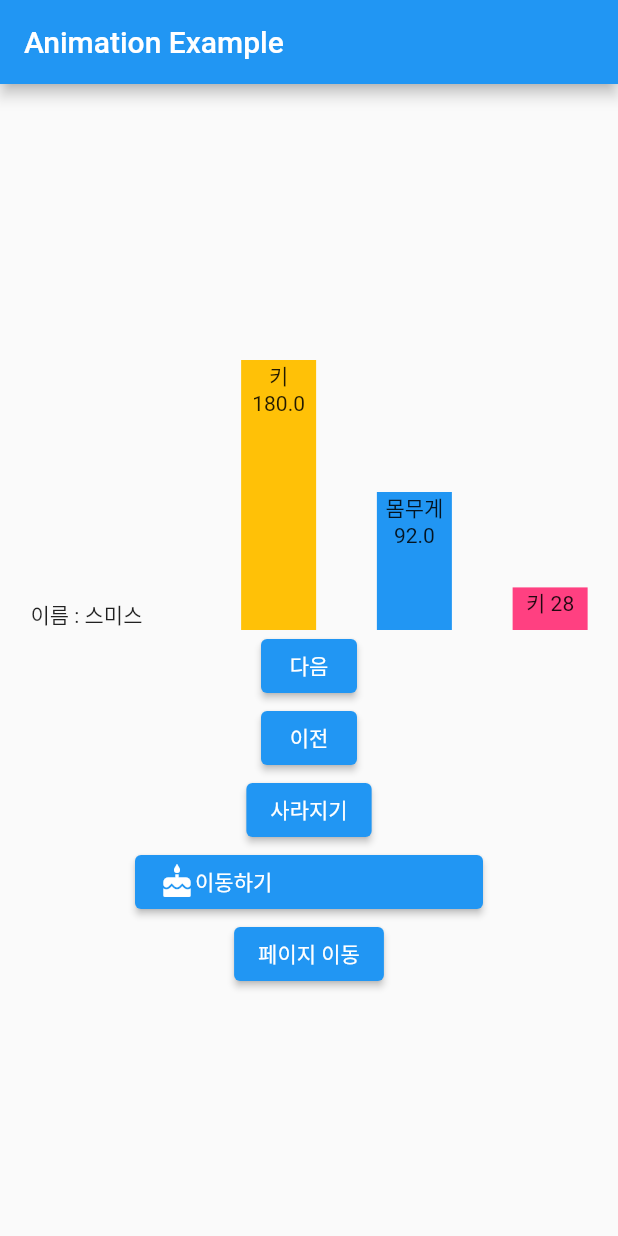
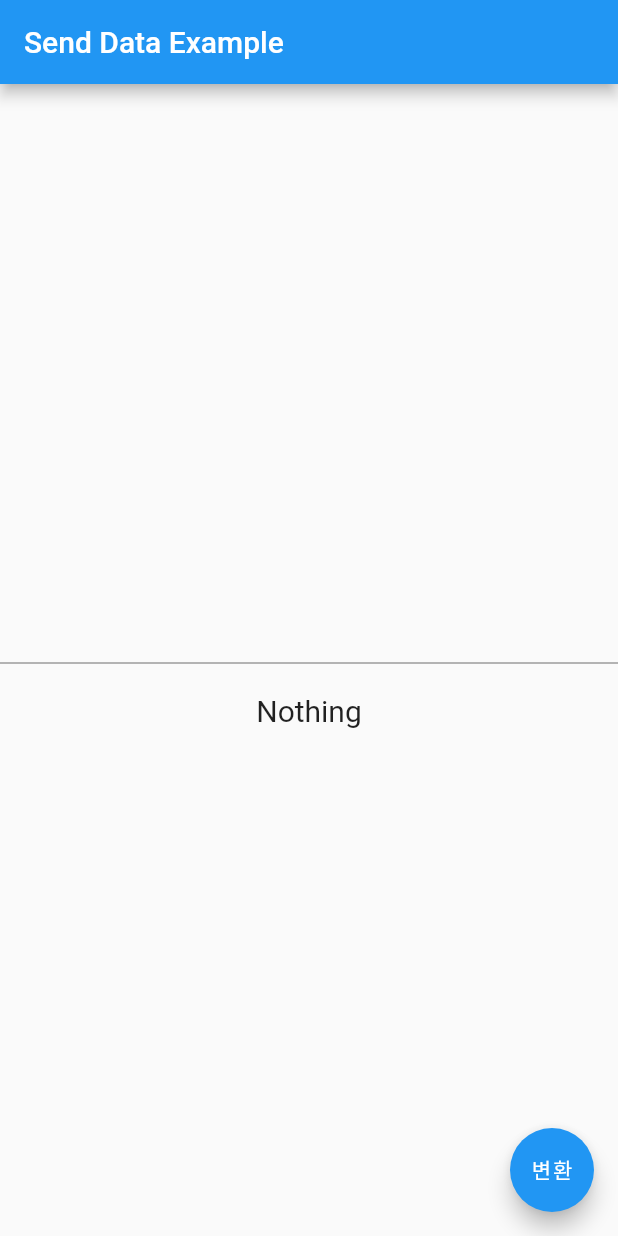
Before and after one commit to pplm1042/flutter_example, a Flutter app: the screen it shows after launch, on a phone screen of 412 x 824 dp. Run offline on Flutter 3.47's test engine with Material 2 defaults, Android fonts, the phone set to English and light mode, and no system bars; our stand-ins replace dio.

Commit message:
[Update] 12장 추가

```diff
--- a/lib/animation_11_01.dart
+++ b/lib/animation_11_01.dart
@@ -1,271 +1,271 @@
-// ignore_for_file: public_member_api_docs, sort_constructors_first
-import 'dart:math';
+// // ignore_for_file: public_member_api_docs, sort_constructors_first
+// import 'dart:math';
 
-import 'package:flutter/material.dart';
-import 'package:flutter_example/sliver_11_03.dart';
+// import 'package:flutter/material.dart';
+// import 'package:flutter_example/sliver_11_03.dart';
 
-class MyApp extends StatelessWidget {
-  const MyApp({super.key});
+// class MyApp extends StatelessWidget {
+//   const MyApp({super.key});
 
-  @override
-  Widget build(BuildContext context) {
-    return MaterialApp(
-      title: 'Flutter Demo',
-      theme: ThemeData(
-        primarySwatch: Colors.blue,
-      ),
-      home: AnimationApp(),
-    );
-  }
-}
+//   @override
+//   Widget build(BuildContext context) {
+//     return MaterialApp(
+//       title: 'Flutter Demo',
+//       theme: ThemeData(
+//         primarySwatch: Colors.blue,
+//       ),
+//       home: AnimationApp(),
+//     );
+//   }
+// }
 
-class AnimationApp extends StatefulWidget {
-  const AnimationApp({super.key});
+// class AnimationApp extends StatefulWidget {
+//   const AnimationApp({super.key});
 
-  @override
-  State<AnimationApp> createState() => _AnimationAppState();
-}
+//   @override
+//   State<AnimationApp> createState() => _AnimationAppState();
+// }
 
-class _AnimationAppState extends State<AnimationApp> {
-  List<People> peoples = [];
-  Color weightColor = Colors.blue;
-  int current = 0;
-  double _opacity = 1;
+// class _AnimationAppState extends State<AnimationApp> {
+//   List<People> peoples = [];
+//   Color weightColor = Colors.blue;
+//   int current = 0;
+//   double _opacity = 1;
 
-  @override
-  void initState() {
-    // TODO: implement initState
-    peoples.add(People('스미스', 180, 92));
-    peoples.add(People('메리', 162, 55));
-    peoples.add(People('존', 177, 92));
-    peoples.add(People('바트', 130, 40));
-    peoples.add(People('콘', 194, 140));
-    peoples.add(People('디디', 100, 80));
-    super.initState();
-  }
+//   @override
+//   void initState() {
+//     // TODO: implement initState
+//     peoples.add(People('스미스', 180, 92));
+//     peoples.add(People('메리', 162, 55));
+//     peoples.add(People('존', 177, 92));
+//     peoples.add(People('바트', 130, 40));
+//     peoples.add(People('콘', 194, 140));
+//     peoples.add(People('디디', 100, 80));
+//     super.initState();
+//   }
 
-  @override
-  Widget build(BuildContext context) {
-    return Scaffold(
-      appBar: AppBar(title: Text('Animation Example')),
-      body: Container(
-        child: Center(
-          child: Column(
-            mainAxisAlignment: MainAxisAlignment.center,
-            children: [
-              AnimatedOpacity(
-                opacity: _opacity,
-                duration: const Duration(seconds: 2),
-                child: SizedBox(
-                  height: 200,
-                  child: Row(
-                    mainAxisAlignment: MainAxisAlignment.spaceAround,
-                    crossAxisAlignment: CrossAxisAlignment.end,
-                    children: [
-                      SizedBox(
-                        width: 100,
-                        child: Text('이름 : ${peoples[current].name}'),
-                      ),
-                      AnimatedContainer(
-                        duration: const Duration(seconds: 2),
-                        curve: Curves.bounceIn,
-                        color: Colors.amber,
-                        width: 50,
-                        height: peoples[current].height,
-                        child: Text(
-                          '키 ${peoples[current].height}',
-                          textAlign: TextAlign.center,
-                        ),
-                      ),
-                      AnimatedContainer(
-                        duration: const Duration(seconds: 2),
-                        curve: Curves.easeInCubic,
-                        color: weightColor,
-                        width: 50,
-                        height: peoples[current].weight,
-                        child: Text(
-                          '몸무게 ${peoples[current].weight}',
-                          textAlign: TextAlign.center,
-                        ),
-                      ),
-                      AnimatedContainer(
-                        duration: const Duration(seconds: 2),
-                        curve: Curves.linear,
-                        color: Colors.pinkAccent,
-                        width: 50,
-                        height: peoples[current].bmi,
-                        child: Text(
-                          '키 ${peoples[current].bmi.toString().substring(0, 2)}',
-                          textAlign: TextAlign.center,
-                        ),
-                      ),
-                    ],
-                  ),
-                ),
-              ),
-              ElevatedButton(
-                  onPressed: () {
-                    setState(() {
-                      if (current < peoples.length - 1) {
-                        current++;
-                      }
-                      _changeWeightColor(peoples[current].weight);
-                    });
-                  },
-                  child: const Text('다음')),
-              ElevatedButton(
-                  onPressed: () {
-                    setState(() {
-                      if (current > 0) {
-                        current--;
-                      }
-                      _changeWeightColor(peoples[current].weight);
-                    });
-                  },
-                  child: const Text('이전')),
-              ElevatedButton(
-                  onPressed: () {
-                    setState(() {
-                      _opacity == 1 ? _opacity = 0 : _opacity = 1;
-                    });
-                  },
-                  child: const Text('사라지기')),
-              ElevatedButton(
-                onPressed: () {
-                  Navigator.of(context).push(
-                      MaterialPageRoute(builder: (context) => SecondPage()));
-                },
-                child: SizedBox(
-                  width: 200,
-                  child: Row(
-                    children: [
-                      Hero(
-                        tag: 'detail',
-                        child: Icon(Icons.cake),
-                      ),
-                      Text('이동하기')
-                    ],
-                  ),
-                ),
-              ),
-              ElevatedButton(
-                  onPressed: () {
-                    Navigator.of(context).push(
-                        MaterialPageRoute(builder: (context) => SliverPage()));
-                  },
-                  child: Text('페이지 이동'))
-            ],
-          ),
-        ),
-      ),
-    );
-  }
+//   @override
+//   Widget build(BuildContext context) {
+//     return Scaffold(
+//       appBar: AppBar(title: Text('Animation Example')),
+//       body: Container(
+//         child: Center(
+//           child: Column(
+//             mainAxisAlignment: MainAxisAlignment.center,
+//             children: [
+//               AnimatedOpacity(
+//                 opacity: _opacity,
+//                 duration: const Duration(seconds: 2),
+//                 child: SizedBox(
+//                   height: 200,
+//                   child: Row(
+//                     mainAxisAlignment: MainAxisAlignment.spaceAround,
+//                     crossAxisAlignment: CrossAxisAlignment.end,
+//                     children: [
+//                       SizedBox(
+//                         width: 100,
+//                         child: Text('이름 : ${peoples[current].name}'),
+//                       ),
+//                       AnimatedContainer(
+//                         duration: const Duration(seconds: 2),
+//                         curve: Curves.bounceIn,
+//                         color: Colors.amber,
+//                         width: 50,
+//                         height: peoples[current].height,
+//                         child: Text(
+//                           '키 ${peoples[current].height}',
+//                           textAlign: TextAlign.center,
+//                         ),
+//                       ),
+//                       AnimatedContainer(
+//                         duration: const Duration(seconds: 2),
+//                         curve: Curves.easeInCubic,
+//                         color: weightColor,
+//                         width: 50,
+//                         height: peoples[current].weight,
+//                         child: Text(
+//                           '몸무게 ${peoples[current].weight}',
+//                           textAlign: TextAlign.center,
+//                         ),
+//                       ),
+//                       AnimatedContainer(
+//                         duration: const Duration(seconds: 2),
+//                         curve: Curves.linear,
+//                         color: Colors.pinkAccent,
+//                         width: 50,
+//                         height: peoples[current].bmi,
+//                         child: Text(
+//                           '키 ${peoples[current].bmi.toString().substring(0, 2)}',
+//                           textAlign: TextAlign.center,
+//                         ),
+//                       ),
+//                     ],
+//                   ),
+//                 ),
+//               ),
+//               ElevatedButton(
+//                   onPressed: () {
+//                     setState(() {
+//                       if (current < peoples.length - 1) {
+//                         current++;
+//                       }
+//                       _changeWeightColor(peoples[current].weight);
+//                     });
+//                   },
+//                   child: const Text('다음')),
+//               ElevatedButton(
+//                   onPressed: () {
+//                     setState(() {
+//                       if (current > 0) {
+//                         current--;
+//                       }
+//                       _changeWeightColor(peoples[current].weight);
+//                     });
+//                   },
+//                   child: const Text('이전')),
+//               ElevatedButton(
+//                   onPressed: () {
+//                     setState(() {
+//                       _opacity == 1 ? _opacity = 0 : _opacity = 1;
+//                     });
+//                   },
+//                   child: const Text('사라지기')),
+//               ElevatedButton(
+//                 onPressed: () {
+//                   Navigator.of(context).push(
+//                       MaterialPageRoute(builder: (context) => SecondPage()));
+//                 },
+//                 child: SizedBox(
+//                   width: 200,
+//                   child: Row(
+//                     children: [
+//                       Hero(
+//                         tag: 'detail',
+//                         child: Icon(Icons.cake),
+//                       ),
+//                       Text('이동하기')
+//                     ],
+//                   ),
+//                 ),
+//               ),
+//               ElevatedButton(
+//                   onPressed: () {
+//                     Navigator.of(context).push(
+//                         MaterialPageRoute(builder: (context) => SliverPage()));
+//                   },
+//                   child: Text('페이지 이동'))
+//             ],
+//           ),
+//         ),
+//       ),
+//     );
+//   }
 
-  void _changeWeightColor(double weight) {
-    if (weight < 40) {
-      weightColor = Colors.blueAccent;
-    } else if (weight < 60) {
-      weightColor = Colors.indigo;
-    } else if (weight < 80) {
-      weightColor = Colors.orange;
-    } else {
-      weightColor = Colors.red;
-    }
-  }
-}
+//   void _changeWeightColor(double weight) {
+//     if (weight < 40) {
+//       weightColor = Colors.blueAccent;
+//     } else if (weight < 60) {
+//       weightColor = Colors.indigo;
+//     } else if (weight < 80) {
+//       weightColor = Colors.orange;
+//     } else {
+//       weightColor = Colors.red;
+//     }
+//   }
+// }
 
-class SecondPage extends StatefulWidget {
-  const SecondPage({super.key});
+// class SecondPage extends StatefulWidget {
+//   const SecondPage({super.key});
 
-  @override
-  State<SecondPage> createState() => _SecondPageState();
-}
+//   @override
+//   State<SecondPage> createState() => _SecondPageState();
+// }
 
-class _SecondPageState extends State<SecondPage>
-    with SingleTickerProviderStateMixin {
-  AnimationController? _animationController;
-  Animation? _rotateAnimation;
-  Animation? _scaleAnimation;
-  Animation? _transAnimation;
+// class _SecondPageState extends State<SecondPage>
+//     with SingleTickerProviderStateMixin {
+//   AnimationController? _animationController;
+//   Animation? _rotateAnimation;
+//   Animation? _scaleAnimation;
+//   Animation? _transAnimation;
 
-  @override
-  void initState() {
-    // TODO: implement initState
-    super.initState();
-    _animationController =
-        AnimationController(vsync: this, duration: Duration(seconds: 5));
-    _rotateAnimation =
-        Tween<double>(begin: 0, end: pi * 10).animate(_animationController!);
-    _scaleAnimation =
-        Tween<double>(begin: 1, end: 0).animate(_animationController!);
-    _transAnimation = Tween<Offset>(begin: Offset(0, 0), end: Offset(200, 200))
-        .animate(_animationController!);
-  }
+//   @override
+//   void initState() {
+//     // TODO: implement initState
+//     super.initState();
+//     _animationController =
+//         AnimationController(vsync: this, duration: Duration(seconds: 5));
+//     _rotateAnimation =
+//         Tween<double>(begin: 0, end: pi * 10).animate(_animationController!);
+//     _scaleAnimation =
+//         Tween<double>(begin: 1, end: 0).animate(_animationController!);
+//     _transAnimation = Tween<Offset>(begin: Offset(0, 0), end: Offset(200, 200))
+//         .animate(_animationController!);
+//   }
 
-  @override
-  void dispose() {
-    // TODO: implement dispose
-    _animationController!.dispose();
-    super.dispose();
-  }
+//   @override
+//   void dispose() {
+//     // TODO: implement dispose
+//     _animationController!.dispose();
+//     super.dispose();
+//   }
 
-  @override
-  Widget build(BuildContext context) {
-    return Scaffold(
-      appBar: AppBar(
-        title: Text('Animation Example2'),
-      ),
-      body: Container(
-        child: Center(
-          child: Column(
-            children: [
-              AnimatedBuilder(
-                animation: _rotateAnimation!,
-                builder: (context, widget) {
-                  return Transform.translate(
-                    offset: _transAnimation!.value,
-                    child: Transform.rotate(
-                      angle: _rotateAnimation!.value,
-                      child: Transform.scale(
-                        scale: _scaleAnimation!.value,
-                        child: widget,
-                      ),
-                    ),
-                  );
-                },
-                child: const Hero(
-                  tag: 'detail',
-                  child: Icon(
-                    Icons.cake,
-                    size: 300,
-                  ),
-                ),
-              ),
-              ElevatedButton(
-                onPressed: () {
-                  _animationController!.forward();
-                },
-                child: const Text('로테이션 시작하기'),
-              ),
-            ],
-            mainAxisAlignment: MainAxisAlignment.center,
-          ),
-        ),
-      ),
-    );
-  }
-}
+//   @override
+//   Widget build(BuildContext context) {
+//     return Scaffold(
+//       appBar: AppBar(
+//         title: Text('Animation Example2'),
+//       ),
+//       body: Container(
+//         child: Center(
+//           child: Column(
+//             children: [
+//               AnimatedBuilder(
+//                 animation: _rotateAnimation!,
+//                 builder: (context, widget) {
+//                   return Transform.translate(
+//                     offset: _transAnimation!.value,
+//                     child: Transform.rotate(
+//                       angle: _rotateAnimation!.value,
+//                       child: Transform.scale(
+//                         scale: _scaleAnimation!.value,
+//                         child: widget,
+//                       ),
+//                     ),
+//                   );
+//                 },
+//                 child: const Hero(
+//                   tag: 'detail',
+//                   child: Icon(
+//                     Icons.cake,
+//                     size: 300,
+//                   ),
+//                 ),
+//               ),
+//               ElevatedButton(
+//                 onPressed: () {
+//                   _animationController!.forward();
+//                 },
+//                 child: const Text('로테이션 시작하기'),
+//               ),
+//             ],
+//             mainAxisAlignment: MainAxisAlignment.center,
+//           ),
+//         ),
+//       ),
+//     );
+//   }
+// }
 
-class People {
-  String name;
-  double height;
-  double weight;
-  double? bmi;
-  People(
-    this.name,
-    this.height,
-    this.weight,
-  ) {
-    bmi = weight / ((height / 100) * (height / 100));
-  }
-}
+// class People {
+//   String name;
+//   double height;
+//   double weight;
+//   double? bmi;
+//   People(
+//     this.name,
+//     this.height,
+//     this.weight,
+//   ) {
+//     bmi = weight / ((height / 100) * (height / 100));
+//   }
+// }
--- a/lib/main.dart
+++ b/lib/main.dart
@@ -681,8 +681,10 @@
 import 'package:flutter/material.dart';
 import 'package:flutter_example/animation_11_01.dart';
 import 'package:flutter_example/animation_11_02.dart';
+import 'package:flutter_example/platform_channel_12_01.dart';
+import 'package:flutter_example/platform_channel_12_02.dart';
 import 'package:flutter_example/sliver_11_03.dart';
 
 void main() {
-  runApp(MyApp());
+  runApp(const MyApp());
 }
--- /dev/null
+++ b/lib/platform_channel_12_02.dart
@@ -0,0 +1,72 @@
+import 'package:flutter/material.dart';
+import 'package:flutter/services.dart';
+
+class MyApp extends StatelessWidget {
+  const MyApp({super.key});
+
+  @override
+  Widget build(BuildContext context) {
+    return MaterialApp(
+      title: "Flutter Demo",
+      theme: ThemeData(
+        primarySwatch: Colors.blue,
+      ),
+      home: const SendDataExample(),
+    );
+  }
+}
+
+class SendDataExample extends StatefulWidget {
+  const SendDataExample({super.key});
+
+  @override
+  State<SendDataExample> createState() => _SendDataExampleState();
+}
+
+class _SendDataExampleState extends State<SendDataExample> {
+  static const platform = MethodChannel('com.flutter.dev/encrypt');
+
+  TextEditingController controller = TextEditingController();
+  String _changeText = 'Nothing';
+
+  @override
+  Widget build(BuildContext context) {
+    return Scaffold(
+      appBar: AppBar(
+        title: const Text('Send Data Example'),
+      ),
+      body: Center(
+        child: Column(
+          mainAxisAlignment: MainAxisAlignment.center,
+          children: [
+            TextField(
+              controller: controller,
+              keyboardType: TextInputType.text,
+            ),
+            const SizedBox(
+              height: 20,
+            ),
+            Text(
+              _changeText,
+              style: const TextStyle(fontSize: 20),
+            )
+          ],
+        ),
+      ),
+      floatingActionButton: FloatingActionButton(
+        onPressed: () {
+          _sendData(controller.value.text);
+        },
+        child: const Text('변환'),
+      ),
+    );
+  }
+
+  Future<void> _sendData(String text) async {
+    final String result = await platform.invokeMethod('getEncrypt', text);
+    print(result);
+    setState(() {
+      _changeText = result;
+    });
+  }
+}
```
Also changed, not shown: lib/platform_channel_12_01.dart (added, +88 -0 lines), 1 other file.
